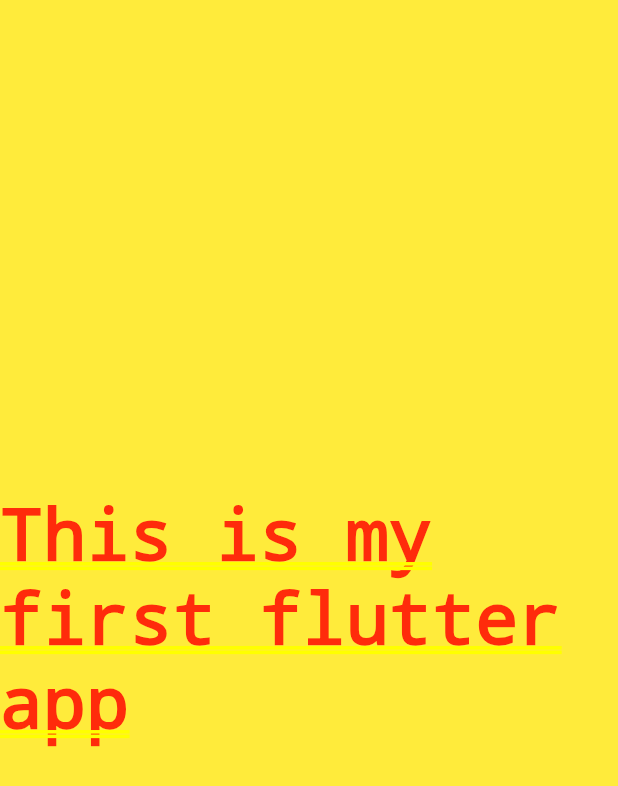
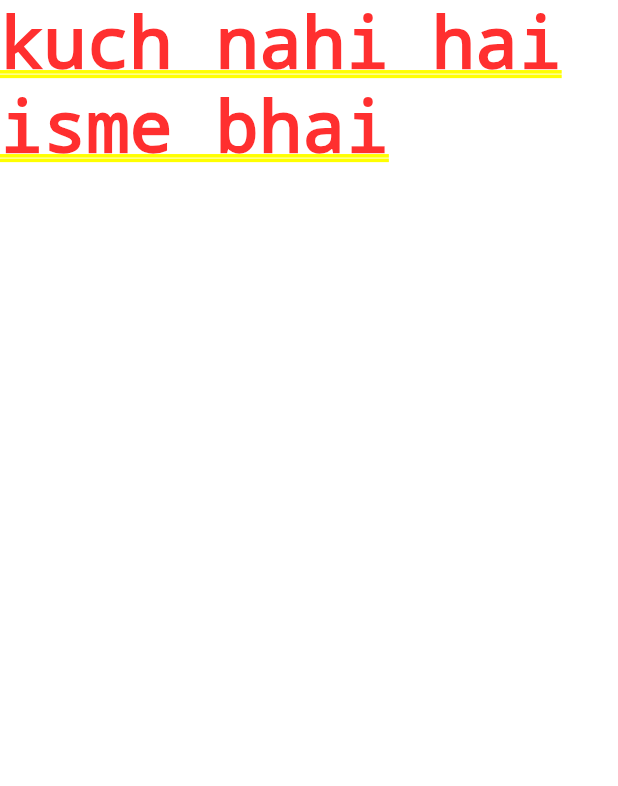
Before and after one commit to sidcredible/flutter-dev, a Flutter app: the screen it shows after launch, on a phone screen of 412 x 824 dp. Shown: the top 786 px of the screen. Run offline on Flutter 3.47's test engine with Material 2 defaults, Android fonts, the phone set to English and light mode, and no system bars.

Commit message:
ne way to run app

```diff
--- a/lib/main.dart
+++ b/lib/main.dart
@@ -1,9 +1,15 @@
 import 'package:flutter/material.dart';
-import './ui/welocome_home.dart';
 
-void main() {
-  runApp(new MaterialApp(
-    title: 'Welcome App',
-    home: new Welcome(),
-  ));
+//void main() {
+//  runApp(MyApp());
+//}
+void main() => runApp(MyApp());
+
+class MyApp extends StatelessWidget {
+  @override
+  Widget build(BuildContext context) {
+    return MaterialApp(
+      home: Text('kuch nahi hai isme bhai'),
+    );
+  }
 }
--- a/lib/ui/welocome_home.dart
+++ b/lib/ui/welocome_home.dart
@@ -1,15 +1,13 @@
 import 'package:flutter/material.dart';
 
 class Welcome extends StatelessWidget {
-
   @override
   Widget build(BuildContext context) {
-    return Container(
-      color: Colors.yellow,
-      child: Center(
+    return Container
+      (
+      color: Colors.amberAccent,
+      child: Text("This"),
 
-        child: Text("This is my first flutter app"),
-      ),
+
     );
-  }
-}
+  }}
```
